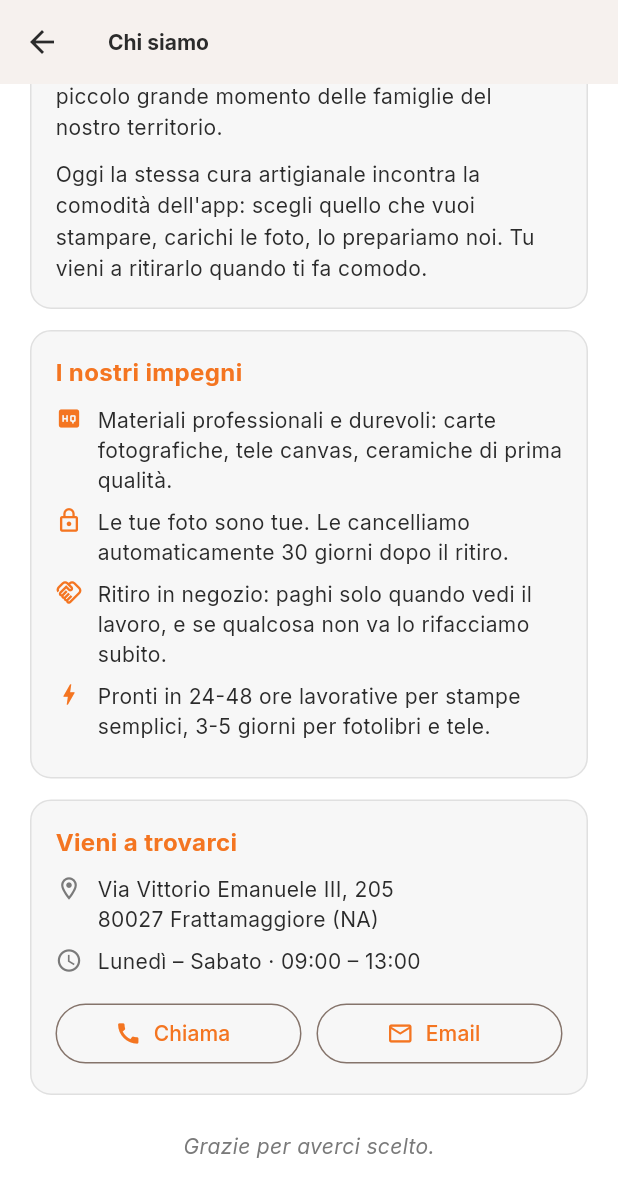
After one commit to nico85-prog/silvestre-app, a Flutter app: the AboutScreen screen opened directly, scrolled down 576 dp, after a tap on "Chiama", on a phone screen of 412 x 824 dp. The commit adds this screen. Shown: the top 1197 px of the screen. Run offline on Flutter 3.47's test engine with Material 3 defaults, Android fonts, the phone set to English and light mode, and no system bars; our stand-ins replace cloud_firestore, firebase_auth, firebase_core, firebase_messaging, google_fonts, image_picker; accounts and stored records are empty; network calls fail.

Commit message:
Polish testi commerciali + sezione Chi siamo
- Tagline categorie più emozionali
- Descrizioni prodotti professionali (materiali, dettagli, target d'uso)
- Hero banner: '50 anni di ricordi' come positioning
- Welcome screen sottotitolo con Frattamaggiore
- Nuova schermata Chi siamo accessibile da Account: storia 1970, impegni, contatti negozio
- Fix lint VAPID key non-nullable

```diff
--- a/app/lib/data/mock_catalog.dart
+++ b/app/lib/data/mock_catalog.dart
@@ -6,37 +6,37 @@ class MockCatalog {
     Category(
       id: 'print',
       name: 'Stampe foto',
-      tagline: 'Dal 10x15 al poster',
+      tagline: 'I ricordi che si tengono in mano',
       icon: Icons.photo_library_outlined,
     ),
     Category(
       id: 'photobook',
       name: 'Fotolibri',
-      tagline: 'Personalizza il tuo libro',
+      tagline: 'Le tue storie in un libro su misura',
       icon: Icons.menu_book_outlined,
     ),
     Category(
       id: 'calendar',
       name: 'Calendari',
-      tagline: '12 mesi con le tue foto',
+      tagline: '12 mesi con i momenti che ami',
       icon: Icons.calendar_month_outlined,
     ),
     Category(
       id: 'canvas',
       name: 'Tele e quadri',
-      tagline: 'Stampa su tela per la parete',
+      tagline: 'Arredo che racconta chi sei',
       icon: Icons.image_outlined,
     ),
     Category(
       id: 'magnet',
       name: 'Magneti',
-      tagline: 'Foto da frigorifero',
+      tagline: 'Sorrisi sempre a portata di vista',
       icon: Icons.bookmark_outline,
     ),
     Category(
       id: 'gift',
       name: 'Regali',
-      tagline: 'Tazze, cuscini, t-shirt',
+      tagline: 'Un pensiero unico per ogni persona',
       icon: Icons.card_giftcard_outlined,
     ),
   ];
@@ -46,7 +46,8 @@ class MockCatalog {
       id: 'print_classic',
       category: 'print',
       name: 'Stampa classica',
-      description: 'Carta fotografica lucida o opaca. Pronta in 24h.',
+      description:
+          'Carta fotografica professionale, finitura lucida o opaca. Colori brillanti, neri profondi. Pronta in 24h.',
       basePrice: 0.20,
       icon: Icons.photo_outlined,
       editorConfig: const EditorConfig(canvasWidthMm: 100, canvasHeightMm: 150),
@@ -62,7 +63,8 @@ class MockCatalog {
       id: 'print_poster',
       category: 'print',
       name: 'Poster grande formato',
-      description: 'Stampa su carta poster fino a 70x100 cm.',
+      description:
+          'Carta poster spessa 200 g, fino a 70x100 cm. Perfetto per camerette, studi e regali d\'effetto.',
       basePrice: 9.90,
       icon: Icons.crop_landscape,
       editorConfig: const EditorConfig(canvasWidthMm: 500, canvasHeightMm: 700),
@@ -75,7 +77,8 @@ class MockCatalog {
       id: 'photobook_square_20',
       category: 'photobook',
       name: 'Fotolibro Quadrato',
-      description: 'Copertina rigida, carta fotografica 200 g/mq.',
+      description:
+          'Copertina rigida personalizzata, carta fotografica 200 g/mq. Il regalo perfetto per matrimoni, battesimi, anniversari.',
       basePrice: 24.90,
       icon: Icons.book,
       editorConfig: const EditorConfig(
@@ -91,7 +94,8 @@ class MockCatalog {
       id: 'photobook_landscape',
       category: 'photobook',
       name: 'Fotolibro Orizzontale',
-      description: 'Formato panoramico, ideale per viaggi.',
+      description:
+          'Formato panoramico A4 con rilegatura professionale. Pensato per viaggi e paesaggi che meritano spazio.',
       basePrice: 29.90,
       icon: Icons.auto_stories,
       editorConfig: const EditorConfig(
@@ -105,7 +109,8 @@ class MockCatalog {
       id: 'calendar_wall',
       category: 'calendar',
       name: 'Calendario da parete',
-      description: '12 fogli + copertina, spirale superiore.',
+      description:
+          '12 fogli mensili + copertina, rilegatura a spirale superiore. Una foto diversa per ogni mese che apri.',
       basePrice: 14.90,
       icon: Icons.calendar_view_month,
       editorConfig: const EditorConfig(
@@ -119,7 +124,8 @@ class MockCatalog {
       id: 'calendar_desk',
       category: 'calendar',
       name: 'Calendario da tavolo',
-      description: 'Formato compatto con cavalletto.',
+      description:
+          'Formato compatto da scrivania con cavalletto. Perfetto per ufficio e regali aziendali.',
       basePrice: 9.90,
       icon: Icons.event_note,
       editorConfig: const EditorConfig(
@@ -132,7 +138,8 @@ class MockCatalog {
       id: 'canvas_classic',
       category: 'canvas',
       name: 'Tela su telaio',
-      description: 'Stampa su tela canvas montata su telaio in legno.',
+      description:
+          'Stampa su tela canvas 360 g/m² montata su telaio in legno di abete. Pronta da appendere, durata oltre 50 anni.',
       basePrice: 19.90,
       icon: Icons.image,
       editorConfig: const EditorConfig(canvasWidthMm: 400, canvasHeightMm: 300),
@@ -147,7 +154,8 @@ class MockCatalog {
       id: 'magnet_set',
       category: 'magnet',
       name: 'Set magneti foto',
-      description: 'Magneti da frigorifero personalizzati, set da 9.',
+      description:
+          'Set di magneti rigidi 6x9 cm personalizzati con le tue foto. Le facce dei tuoi cari, ogni volta che apri il frigo.',
       basePrice: 8.90,
       icon: Icons.bookmark,
       editorConfig: const EditorConfig(canvasWidthMm: 60, canvasHeightMm: 90),
@@ -160,7 +168,8 @@ class MockCatalog {
       id: 'mug',
       category: 'gift',
       name: 'Tazza personalizzata',
-      description: 'Tazza ceramica bianca con la tua foto.',
+      description:
+          'Tazza ceramica bianca 330 ml con la tua foto stampata a colori sublimatici. Lavabile in lavastoviglie.',
       basePrice: 9.90,
       icon: Icons.coffee,
       editorConfig: const EditorConfig(canvasWidthMm: 200, canvasHeightMm: 80),
@@ -173,7 +182,8 @@ class MockCatalog {
       id: 'cushion',
       category: 'gift',
       name: 'Cuscino personalizzato',
-      description: 'Cuscino 40x40 cm in poliestere stampato.',
+      description:
+          'Cuscino quadrato in microfibra morbida, imbottito, con foto stampata a tutto colore. Idea regalo originale.',
       basePrice: 19.90,
       icon: Icons.weekend_outlined,
       editorConfig: const EditorConfig(canvasWidthMm: 400, canvasHeightMm: 400),
@@ -186,7 +196,8 @@ class MockCatalog {
       id: 'tshirt',
       category: 'gift',
       name: 'T-shirt personalizzata',
-      description: 'T-shirt cotone 100% con stampa foto fronte.',
+      description:
+          'T-shirt unisex cotone 100% pettinato, stampa fronte ad alta definizione. Resiste a oltre 50 lavaggi.',
       basePrice: 16.90,
       icon: Icons.checkroom,
       editorConfig: const EditorConfig(canvasWidthMm: 250, canvasHeightMm: 300),
--- /dev/null
+++ b/app/lib/screens/about_screen.dart
@@ -0,0 +1,282 @@
+import 'package:flutter/material.dart';
+import '../services/messaging_service.dart';
+import '../theme/app_theme.dart';
+
+class AboutScreen extends StatelessWidget {
+  const AboutScreen({super.key});
+
+  @override
+  Widget build(BuildContext context) {
+    final palette = Theme.of(context).extension<SilvestrePalette>()!;
+    final textTheme = Theme.of(context).textTheme;
+
+    return Scaffold(
+      appBar: AppBar(title: const Text('Chi siamo')),
+      body: ListView(
+        padding: const EdgeInsets.all(20),
+        children: [
+          Center(
+            child: ClipRRect(
+              borderRadius: BorderRadius.circular(20),
+              child: Image.asset(
+                'assets/brand/silvestre_logo.jpg',
+                width: 120,
+                height: 120,
+                fit: BoxFit.cover,
+              ),
+            ),
+          ),
+          const SizedBox(height: 24),
+          Center(
+            child: Text(
+              'Silvestre Fotoservizi',
+              textAlign: TextAlign.center,
+              style: textTheme.headlineSmall?.copyWith(
+                fontWeight: FontWeight.w800,
+                color: palette.textPrimary,
+              ),
+            ),
+          ),
+          Center(
+            child: Container(
+              margin: const EdgeInsets.only(top: 6),
+              padding:
+                  const EdgeInsets.symmetric(horizontal: 10, vertical: 3),
+              decoration: BoxDecoration(
+                color: palette.primary,
+                borderRadius: BorderRadius.circular(6),
+              ),
+              child: const Text(
+                'DAL 1970',
+                style: TextStyle(
+                  color: Colors.white,
+                  fontWeight: FontWeight.w800,
+                  fontSize: 11,
+                  letterSpacing: 1.2,
+                ),
+              ),
+            ),
+          ),
+          const SizedBox(height: 24),
+          _Card(
+            palette: palette,
+            child: Column(
+              crossAxisAlignment: CrossAxisAlignment.start,
+              children: [
+                Text(
+                  'La nostra storia',
+                  style: TextStyle(
+                    fontWeight: FontWeight.w700,
+                    fontSize: 16,
+                    color: palette.primary,
+                  ),
+                ),
+                const SizedBox(height: 8),
+                Text(
+                  'Apriamo a Frattamaggiore nel 1970 con un\'idea semplice: '
+                  'i ricordi più belli meritano qualcosa di tangibile. '
+                  'Da allora abbiamo accompagnato matrimoni, battesimi, '
+                  'lauree, viaggi e ogni piccolo grande momento delle famiglie '
+                  'del nostro territorio.',
+                  style: TextStyle(
+                    color: palette.textPrimary,
+                    height: 1.5,
+                  ),
+                ),
+                const SizedBox(height: 10),
+                Text(
+                  'Oggi la stessa cura artigianale incontra la comodità '
+                  'dell\'app: scegli quello che vuoi stampare, carichi le foto, '
+                  'lo prepariamo noi. Tu vieni a ritirarlo quando ti fa comodo.',
+                  style: TextStyle(
+                    color: palette.textPrimary,
+                    height: 1.5,
+                  ),
+                ),
+              ],
+            ),
+          ),
+          const SizedBox(height: 14),
+          _Card(
+            palette: palette,
+            child: Column(
+              crossAxisAlignment: CrossAxisAlignment.start,
+              children: [
+                Text(
+                  'I nostri impegni',
+                  style: TextStyle(
+                    fontWeight: FontWeight.w700,
+                    fontSize: 16,
+                    color: palette.primary,
+                  ),
+                ),
+                const SizedBox(height: 10),
+                _Bullet(
+                  icon: Icons.high_quality,
+                  text: 'Materiali professionali e durevoli: carte fotografiche, '
+                      'tele canvas, ceramiche di prima qualità.',
+                  palette: palette,
+                ),
+                _Bullet(
+                  icon: Icons.lock_outline,
+                  text: 'Le tue foto sono tue. Le cancelliamo automaticamente '
+                      '30 giorni dopo il ritiro.',
+                  palette: palette,
+                ),
+                _Bullet(
+                  icon: Icons.handshake_outlined,
+                  text: 'Ritiro in negozio: paghi solo quando vedi il lavoro, '
+                      'e se qualcosa non va lo rifacciamo subito.',
+                  palette: palette,
+                ),
+                _Bullet(
+                  icon: Icons.bolt,
+                  text: 'Pronti in 24-48 ore lavorative per stampe semplici, '
+                      '3-5 giorni per fotolibri e tele.',
+                  palette: palette,
+                ),
+              ],
+            ),
+          ),
+          const SizedBox(height: 14),
+          _Card(
+            palette: palette,
+            child: Column(
+              crossAxisAlignment: CrossAxisAlignment.start,
+              children: [
+                Text(
+                  'Vieni a trovarci',
+                  style: TextStyle(
+                    fontWeight: FontWeight.w700,
+                    fontSize: 16,
+                    color: palette.primary,
+                  ),
+                ),
+                const SizedBox(height: 10),
+                _Row(
+                  icon: Icons.location_on_outlined,
+                  text:
+                      'Via Vittorio Emanuele III, 205\n80027 Frattamaggiore (NA)',
+                  palette: palette,
+                ),
+                const SizedBox(height: 8),
+                _Row(
+                  icon: Icons.access_time,
+                  text: 'Lunedì – Sabato · 09:00 – 13:00',
+                  palette: palette,
+                ),
+                const SizedBox(height: 14),
+                Row(
+                  children: [
+                    Expanded(
+                      child: OutlinedButton.icon(
+                        icon: const Icon(Icons.call),
+                        label: const Text('Chiama'),
+                        onPressed: () =>
+                            MessagingService.callPhone('+390818306365'),
+                      ),
+                    ),
+                    const SizedBox(width: 10),
+                    Expanded(
+                      child: OutlinedButton.icon(
+                        icon: const Icon(Icons.mail_outline),
+                        label: const Text('Email'),
+                        onPressed: () => MessagingService.sendEmail(
+                          email: 'fotosilvestre1970@gmail.com',
+                          subject: 'Richiesta info',
+                          body: 'Ciao Silvestre, vorrei sapere...',
+                        ),
+                      ),
+                    ),
+                  ],
+                ),
+              ],
+            ),
+          ),
+          const SizedBox(height: 24),
+          Center(
+            child: Text(
+              'Grazie per averci scelto.',
+              style: TextStyle(
+                color: palette.textSecondary,
+                fontStyle: FontStyle.italic,
+              ),
+            ),
+          ),
+          const SizedBox(height: 30),
+        ],
+      ),
+    );
+  }
+}
+
+class _Card extends StatelessWidget {
+  final SilvestrePalette palette;
+  final Widget child;
+  const _Card({required this.palette, required this.child});
+
+  @override
+  Widget build(BuildContext context) {
+    return Container(
+      padding: const EdgeInsets.all(16),
+      decoration: BoxDecoration(
+        color: palette.surface,
+        borderRadius: BorderRadius.circular(14),
+        border: Border.all(color: palette.border),
+      ),
+      child: child,
+    );
+  }
+}
+
+class _Bullet extends StatelessWidget {
+  final IconData icon;
+  final String text;
+  final SilvestrePalette palette;
+  const _Bullet(
+      {required this.icon, required this.text, required this.palette});
+
+  @override
+  Widget build(BuildContext context) {
+    return Padding(
+      padding: const EdgeInsets.only(bottom: 8),
+      child: Row(
+        crossAxisAlignment: CrossAxisAlignment.start,
+        children: [
+          Icon(icon, color: palette.primary, size: 18),
+          const SizedBox(width: 10),
+          Expanded(
+            child: Text(
+              text,
+              style: TextStyle(color: palette.textPrimary, height: 1.4),
+            ),
+          ),
+        ],
+      ),
+    );
+  }
+}
+
+class _Row extends StatelessWidget {
+  final IconData icon;
+  final String text;
+  final SilvestrePalette palette;
+  const _Row({required this.icon, required this.text, required this.palette});
+
+  @override
+  Widget build(BuildContext context) {
+    return Row(
+      crossAxisAlignment: CrossAxisAlignment.start,
+      children: [
+        Icon(icon, color: palette.textSecondary, size: 18),
+        const SizedBox(width: 10),
+        Expanded(
+          child: Text(
+            text,
+            style: TextStyle(color: palette.textPrimary, height: 1.4),
+          ),
+        ),
+      ],
+    );
+  }
+}
--- a/app/lib/screens/account_screen.dart
+++ b/app/lib/screens/account_screen.dart
@@ -6,6 +6,7 @@ import '../state/cart_state.dart';
 import '../state/orders_state.dart';
 import '../theme/app_theme.dart';
 import '../widgets/theme_picker_sheet.dart';
+import 'about_screen.dart';
 import 'legal/privacy_policy_screen.dart';
 import 'legal/terms_screen.dart';
 
@@ -153,6 +154,15 @@ class AccountScreen extends StatelessWidget {
             ),
             const SizedBox(height: 14),
             _SectionTitle('Aiuto', palette: palette),
+            _Tile(
+              icon: Icons.storefront_outlined,
+              title: 'Chi siamo',
+              subtitle: 'La storia di Silvestre Fotoservizi dal 1970',
+              onTap: () => Navigator.push(
+                context,
+                MaterialPageRoute(builder: (_) => const AboutScreen()),
+              ),
+            ),
             _Tile(
               icon: Icons.help_outline,
               title: 'Domande frequenti',
--- a/app/lib/screens/auth/welcome_screen.dart
+++ b/app/lib/screens/auth/welcome_screen.dart
@@ -40,11 +40,12 @@ class WelcomeScreen extends StatelessWidget {
               ),
               const SizedBox(height: 8),
               Text(
-                'Le tue foto, stampate con cura dal 1970.',
+                'Le tue foto, stampate con cura dal 1970.\nA Frattamaggiore.',
                 textAlign: TextAlign.center,
                 style: TextStyle(
                   fontSize: 15,
                   color: palette.textSecondary,
+                  height: 1.4,
                 ),
               ),
               const Spacer(),
--- a/app/lib/screens/home_screen.dart
+++ b/app/lib/screens/home_screen.dart
@@ -89,7 +89,7 @@ class _HeroBanner extends StatelessWidget {
               crossAxisAlignment: CrossAxisAlignment.start,
               children: [
                 Text(
-                  'Le tue foto,\nstampate con cura',
+                  'Da oltre 50 anni\nstampiamo i tuoi ricordi',
                   style: textTheme.headlineSmall?.copyWith(
                     color: Colors.white,
                     fontWeight: FontWeight.w700,
@@ -98,7 +98,7 @@ class _HeroBanner extends StatelessWidget {
                 ),
                 const SizedBox(height: 8),
                 const Text(
-                  'Ordini in app, ritiro in negozio a Frattamaggiore',
+                  'Ordini in app, ritiro a Frattamaggiore in 24-48h',
                   style: TextStyle(color: Colors.white70, fontSize: 13),
                 ),
                 const SizedBox(height: 14),
--- a/app/lib/services/push_notifications_service.dart
+++ b/app/lib/services/push_notifications_service.dart
@@ -10,7 +10,7 @@ import 'package:flutter/foundation.dart';
 class PushNotificationsService {
   /// VAPID public key from Firebase Console → Cloud Messaging → Web Push certificates.
   /// Required for FCM web push to work.
-  static const String? webVapidKey =
+  static const String webVapidKey =
       'BJwmL3IJX96AylL3tULRe31RiJxiJsM0WYsnvMBt5IMsUArxmDxltouQp7HJy9ya7IbxHDhY959vjQ4QEmypZ1k';
 
   static FirebaseMessaging get _fm => FirebaseMessaging.instance;
@@ -45,7 +45,6 @@ class PushNotificationsService {
   static Future<String?> getToken() async {
     try {
       if (kIsWeb) {
-        if (webVapidKey == null) return null;
         return await _fm.getToken(vapidKey: webVapidKey);
       }
       return await _fm.getToken();
```
